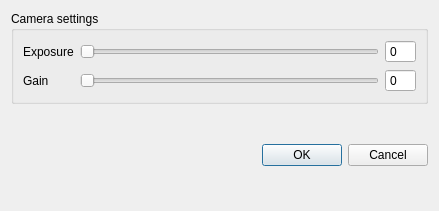
opentrack/opentrack, file video-ps3eye/dialog.ui: the form before one commit.
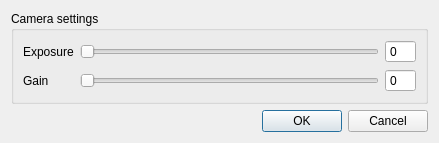
The form after the commit.

Commit message: video/ps3eye: set correct dialog fixed size

```diff
--- a/video-ps3eye/dialog.ui
+++ b/video-ps3eye/dialog.ui
@@ -10,7 +10,7 @@
     <x>0</x>
     <y>0</y>
     <width>439</width>
-    <height>211</height>
+    <height>124</height>
    </rect>
   </property>
   <property name="minimumSize">
@@ -64,8 +64,8 @@
       <item row="0" column="1">
        <widget class="QSlider" name="exposure_slider">
         <property name="sizePolicy">
-         <sizepolicy hsizetype="Preferred" vsizetype="Maximum">
-          <horstretch>1</horstretch>
+         <sizepolicy hsizetype="Expanding" vsizetype="Preferred">
+          <horstretch>0</horstretch>
           <verstretch>0</verstretch>
          </sizepolicy>
         </property>
@@ -87,7 +87,7 @@
       <item row="1" column="1">
        <widget class="QSlider" name="gain_slider">
         <property name="sizePolicy">
-         <sizepolicy hsizetype="Preferred" vsizetype="Maximum">
+         <sizepolicy hsizetype="Preferred" vsizetype="Preferred">
           <horstretch>0</horstretch>
           <verstretch>0</verstretch>
          </sizepolicy>
```
Left out of the diff: 6 changed lines with no effect on the pictures. The commit also changes 1 other file.
